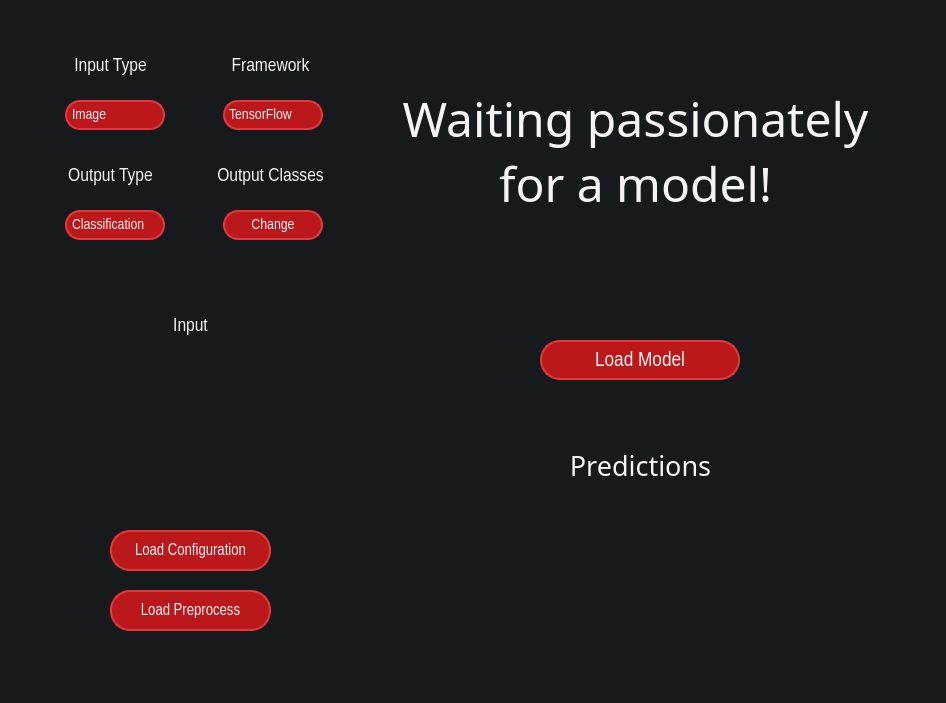
The window that main-page.ui (heidariarash/NN2GUI) describes before a commit, drawn with Qt 5.
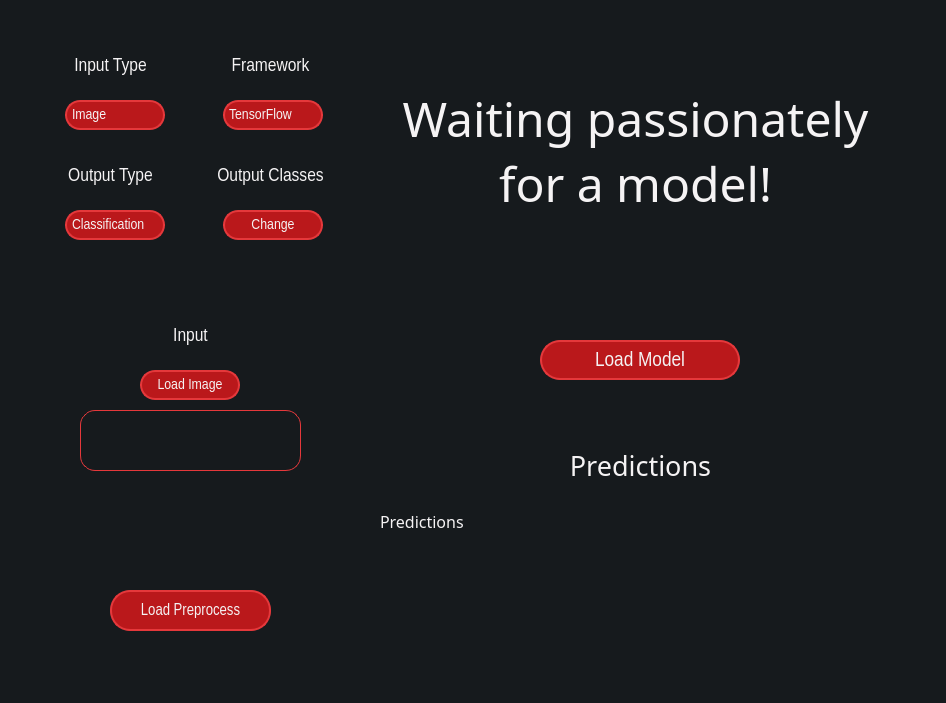
The same window after the commit. Icons and pictures are not drawn.

Commit message: UI almost complete

What changed in the file:
```diff
--- a/main-page.ui
+++ b/main-page.ui
@@ -10,6 +10,11 @@
     <height>703</height>
    </rect>
   </property>
+  <property name="font">
+   <font>
+    <pointsize>9</pointsize>
+   </font>
+  </property>
   <property name="windowTitle">
    <string>NN2GUI</string>
   </property>
@@ -308,41 +313,6 @@
      </property>
     </item>
    </widget>
-   <widget class="QPushButton" name="load_config">
-    <property name="geometry">
-     <rect>
-      <x>110</x>
-      <y>530</y>
-      <width>161</width>
-      <height>41</height>
-     </rect>
-    </property>
-    <property name="font">
-     <font>
-      <family>Arial Narrow</family>
-      <pointsize>12</pointsize>
-     </font>
-    </property>
-    <property name="cursor">
-     <cursorShape>PointingHandCursor</cursorShape>
-    </property>
-    <property name="styleSheet">
-     <string notr="true">QPushButton {
-    color: #F5F3F4;
-    border: 2px solid #E5383B;
-    border-radius: 20px;
-    background-color: #BA181B;
-    padding: 5px;
-}
-
-QPushButton:hover {
-    background-color: #A4161A;
-}</string>
-    </property>
-    <property name="text">
-     <string>Load Configuration</string>
-    </property>
-   </widget>
    <widget class="QLabel" name="label_3">
     <property name="geometry">
      <rect>
@@ -532,7 +502,7 @@
     <property name="geometry">
      <rect>
       <x>130</x>
-      <y>310</y>
+      <y>320</y>
       <width>121</width>
       <height>31</height>
      </rect>
@@ -555,6 +525,100 @@
      <set>Qt::AlignCenter</set>
     </property>
    </widget>
+   <widget class="QPushButton" name="load_input">
+    <property name="geometry">
+     <rect>
+      <x>140</x>
+      <y>370</y>
+      <width>100</width>
+      <height>30</height>
+     </rect>
+    </property>
+    <property name="font">
+     <font>
+      <family>Arial Narrow</family>
+      <pointsize>11</pointsize>
+     </font>
+    </property>
+    <property name="cursor">
+     <cursorShape>PointingHandCursor</cursorShape>
+    </property>
+    <property name="styleSheet">
+     <string notr="true">QPushButton {
+    color: #F5F3F4;
+    border: 2px solid #E5383B;
+    border-radius: 15px;
+    background-color: #BA181B;
+}
+
+QPushButton:hover {
+    background-color: #A4161A;
+}</string>
+    </property>
+    <property name="text">
+     <string>Load Image</string>
+    </property>
+   </widget>
+   <widget class="QTextEdit" name="input_input">
+    <property name="geometry">
+     <rect>
+      <x>80</x>
+      <y>410</y>
+      <width>221</width>
+      <height>61</height>
+     </rect>
+    </property>
+    <property name="font">
+     <font>
+      <family>Arial Narrow</family>
+      <pointsize>8</pointsize>
+     </font>
+    </property>
+    <property name="styleSheet">
+     <string notr="true">QTextEdit {
+	border-radius: 15px;
+	border: 1px solid #E5383B;
+	padding: 5px;
+	color: #F5F3F4;
+}</string>
+    </property>
+   </widget>
+   <widget class="QLabel" name="predictions">
+    <property name="geometry">
+     <rect>
+      <x>380</x>
+      <y>510</y>
+      <width>511</width>
+      <height>121</height>
+     </rect>
+    </property>
+    <property name="font">
+     <font>
+      <family>MV Boli</family>
+      <pointsize>12</pointsize>
+     </font>
+    </property>
+    <property name="styleSheet">
+     <string notr="true">QLabel {
+	color: #F5F3F4;
+}</string>
+    </property>
+    <property name="text">
+     <string>Predictions</string>
+    </property>
+    <property name="textFormat">
+     <enum>Qt::PlainText</enum>
+    </property>
+    <property name="scaledContents">
+     <bool>false</bool>
+    </property>
+    <property name="alignment">
+     <set>Qt::AlignLeading|Qt::AlignLeft|Qt::AlignTop</set>
+    </property>
+    <property name="wordWrap">
+     <bool>true</bool>
+    </property>
+   </widget>
   </widget>
   <widget class="QMenuBar" name="menubar">
    <property name="geometry">
```
Left out of the diff: 2 changed lines with no effect on the pictures.
